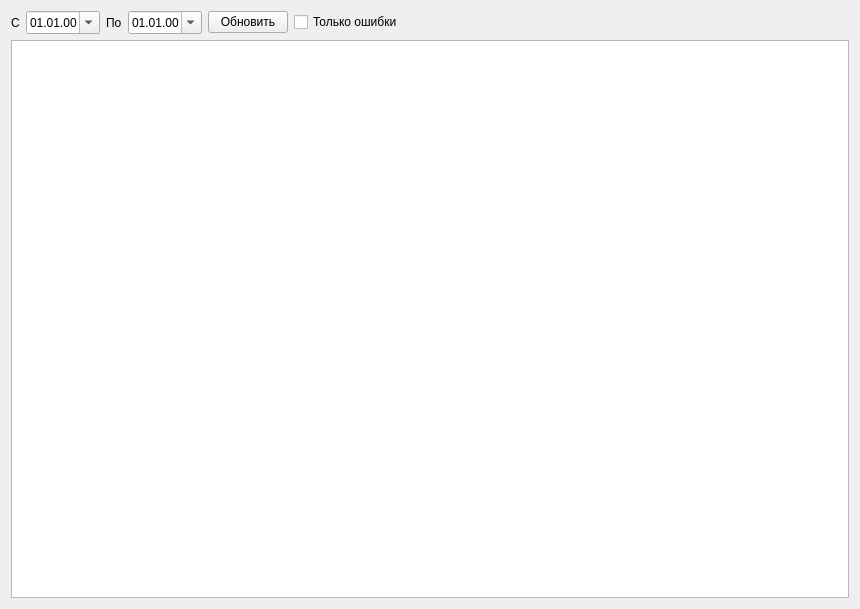
Above: formcompare.ui from Sergeyego/el_zp before the change. Below: the same form after it.
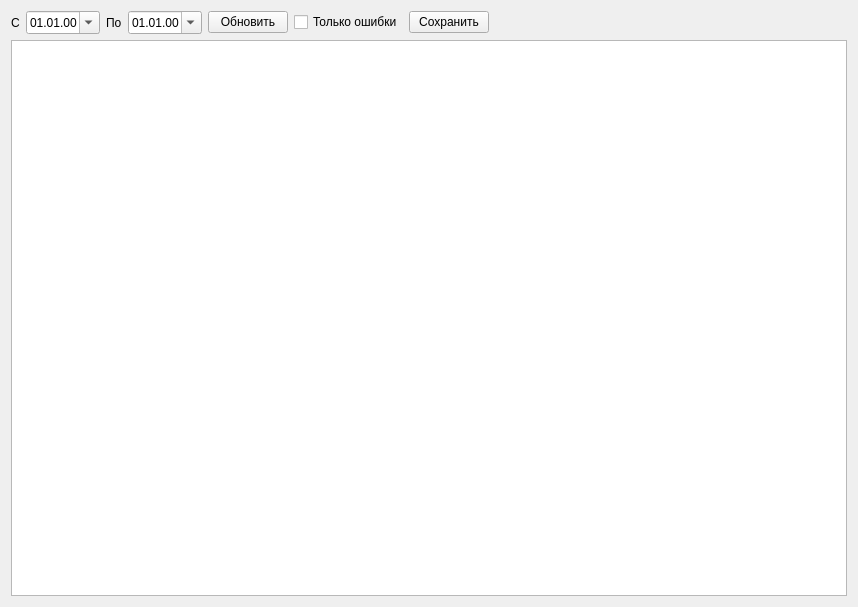
That is the form after the change. Custom widgets are drawn as their Qt base class.

```diff
--- a/formcompare.ui
+++ b/formcompare.ui
@@ -6,8 +6,8 @@
    <rect>
     <x>0</x>
     <y>0</y>
-    <width>860</width>
-    <height>609</height>
+    <width>858</width>
+    <height>607</height>
    </rect>
   </property>
   <property name="windowTitle">
@@ -64,6 +64,13 @@
        </property>
       </widget>
      </item>
+     <item>
+      <widget class="QPushButton" name="pushButtonSave">
+       <property name="text">
+        <string>Сохранить</string>
+       </property>
+      </widget>
+     </item>
      <item>
       <spacer name="horizontalSpacer">
        <property name="orientation">
```
